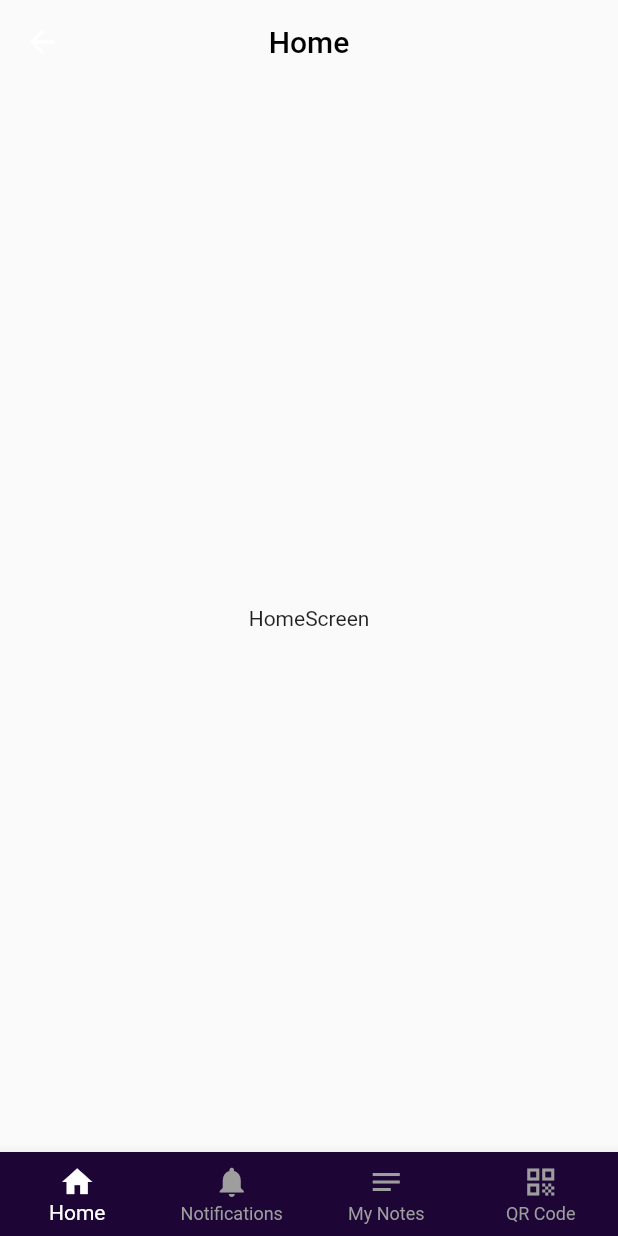
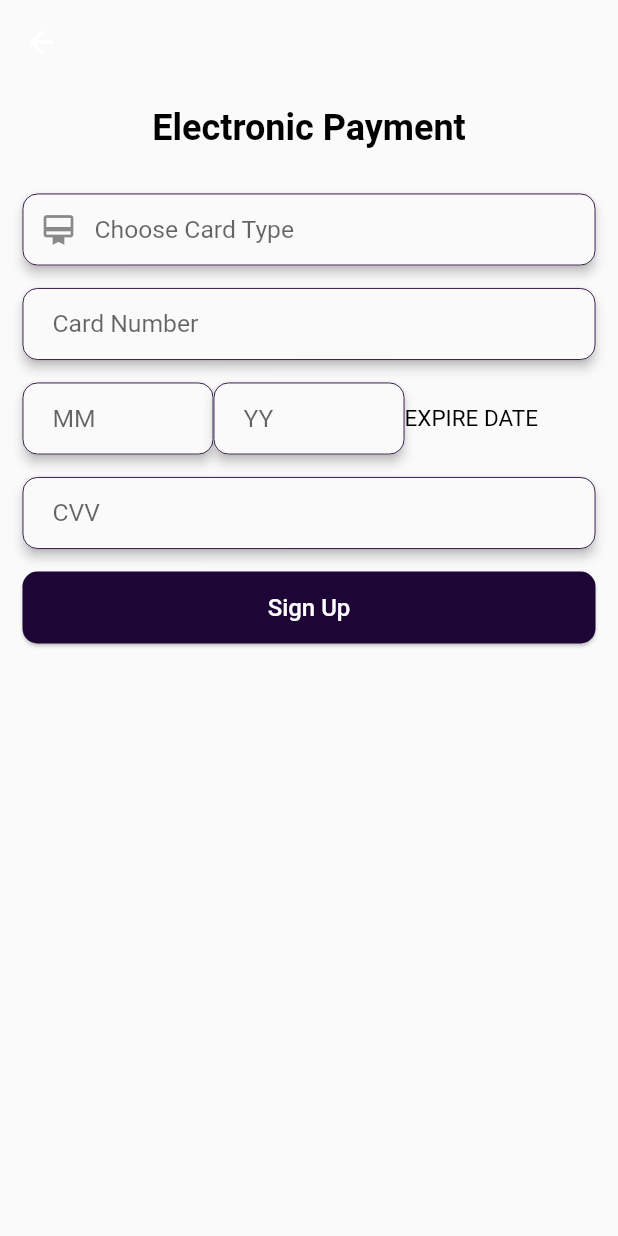
Before and after one commit to draz26648/moatmrko, a Flutter app: the GuestSignUpScreen screen opened directly, after a tap on "Sign Up", on a phone screen of 412 x 824 dp. Run offline on Flutter 3.47's test engine with Material 2 defaults, Android fonts, the phone set to English and light mode, and no system bars; our stand-ins replace flutter_native_splash, smooth_page_indicator.

Commit message:
third commit

```diff
--- a/lib/ui/auth/gust_signup.dart
+++ b/lib/ui/auth/gust_signup.dart
@@ -1,5 +1,6 @@
 import 'package:flutter/material.dart';
 import 'package:moatamrk/constant/colors.dart';
+import 'package:moatamrk/ui/auth/payment_screen.dart';
 import 'package:moatamrk/ui/main_widgets/custom_btn.dart';
 import 'package:moatamrk/ui/main_widgets/custom_text_field.dart';
 
@@ -133,7 +134,7 @@ class _GuestSignUpScreenState extends State<GuestSignUpScreen> {
                 text: 'Sign Up',
                 onTap: () {
                   Navigator.pushReplacement(context,
-                      MaterialPageRoute(builder: (context) => HomeLayout()));
+                      MaterialPageRoute(builder: (context) => PaymentScreen()));
                 },
                 color: mainBgCrl,
               ),
--- /dev/null
+++ b/lib/ui/auth/payment_screen.dart
@@ -0,0 +1,122 @@
+import 'package:flutter/material.dart';
+import 'package:moatamrk/constant/colors.dart';
+import 'package:moatamrk/ui/home_layout/home_layout.dart';
+import 'package:moatamrk/ui/main_widgets/custom_btn.dart';
+import 'package:moatamrk/ui/main_widgets/custom_text_field.dart';
+
+class PaymentScreen extends StatelessWidget {
+  const PaymentScreen({Key? key}) : super(key: key);
+
+  @override
+  Widget build(BuildContext context) {
+    return Scaffold(
+      appBar: AppBar(
+        elevation: 0,
+        backgroundColor: Colors.transparent,
+      ),
+      body: Padding(
+        padding: const EdgeInsets.all(15.0),
+        child: SingleChildScrollView(
+          child: Column(
+            mainAxisAlignment: MainAxisAlignment.spaceAround,
+            children: [
+              const Text(
+                'Electronic Payment',
+                style: TextStyle(
+                    fontSize: 24,
+                    fontWeight: FontWeight.bold,
+                    color: Colors.black),
+              ),
+              const SizedBox(
+                height: 15,
+              ),
+              CustomTextField(
+                validate: (v) {
+                  if (v.isEmpty) {
+                    return 'Please enter your first name';
+                  } else {
+                    return null;
+                  }
+                },
+                hint: 'Choose Card Type',
+                inputType: TextInputType.text,
+                prefixIcon: Icon(Icons.card_membership),
+                verticalMargin: 15,
+              ),
+              CustomTextField(
+                validate: (v) {
+                  if (v.isEmpty) {
+                    return 'Please enter your first name';
+                  } else {
+                    return null;
+                  }
+                },
+                hint: 'Card Number',
+                inputType: TextInputType.number,
+              ),
+              const SizedBox(
+                height: 15,
+              ),
+              Row(
+                mainAxisAlignment: MainAxisAlignment.spaceBetween,
+                children: [
+                  Expanded(
+                    child: CustomTextField(
+                      validate: (v) {
+                        if (v.isEmpty) {
+                          return 'Please enter your first name';
+                        } else {
+                          return null;
+                        }
+                      },
+                      hint: 'MM',
+                      inputType: TextInputType.number,
+                    ),
+                  ),
+                  Expanded(
+                    child: CustomTextField(
+                      validate: (v) {
+                        if (v.isEmpty) {
+                          return 'Please enter your first name';
+                        } else {
+                          return null;
+                        }
+                      },
+                      hint: 'YY',
+                      inputType: TextInputType.number,
+                    ),
+                  ),
+                  Expanded(
+                      child: Text(
+                    'EXPIRE DATE',
+                    style: TextStyle(color: Colors.black, fontSize: 15),
+                  )),
+                ],
+              ),
+              CustomTextField(
+                validate: (v) {
+                  if (v.isEmpty) {
+                    return 'Please enter your first name';
+                  } else {
+                    return null;
+                  }
+                },
+                hint: 'CVV',
+                inputType: TextInputType.number,
+                verticalMargin: 15,
+              ),
+              CustomBtn(
+                  text: 'Sign Up',
+                  color: mainBgCrl,
+                  txtColor: white,
+                  onTap: () {
+                    Navigator.pushReplacement(context,
+                        MaterialPageRoute(builder: (context) => HomeLayout()));
+                  }),
+            ],
+          ),
+        ),
+      ),
+    );
+  }
+}
```
